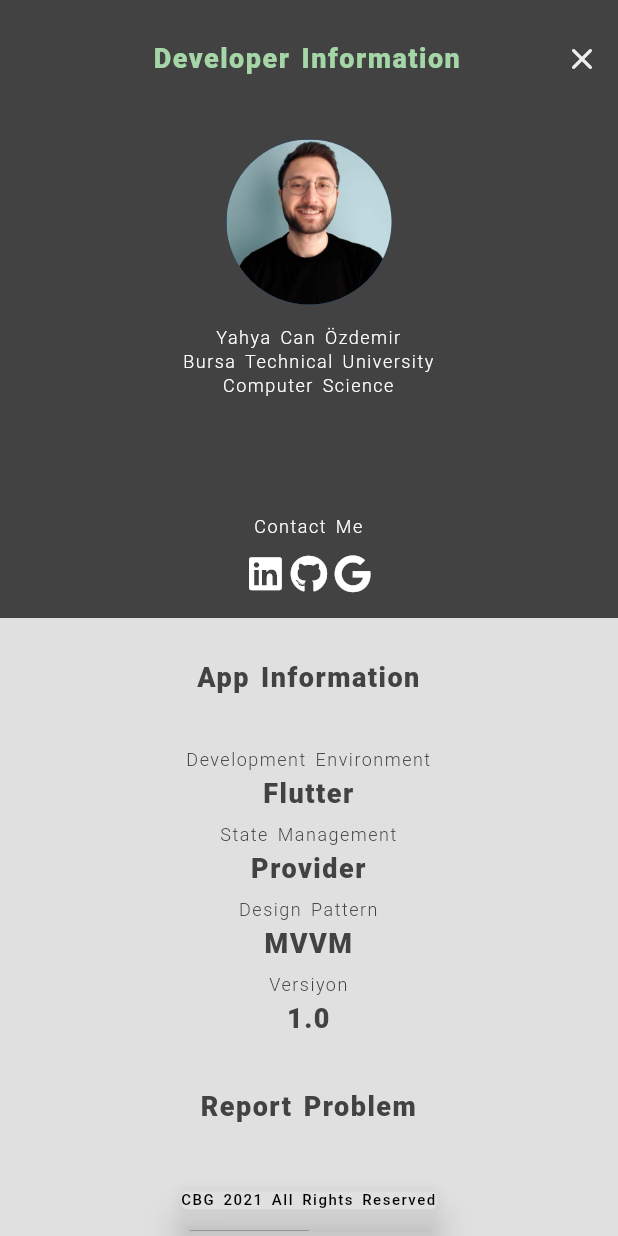
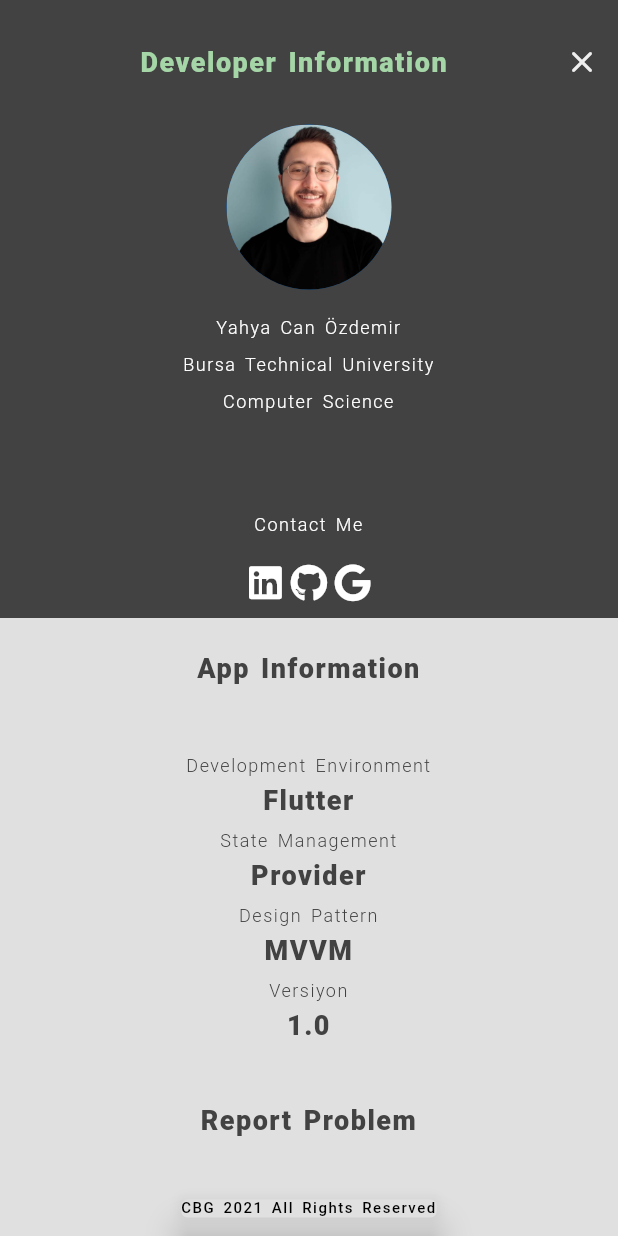
Before and after one commit to yahyacanozdemir/RecipesCanBogazdanGelir, a Flutter app: the CustomDrawer widget shown alone on an empty page, opened directly, on a phone screen of 412 x 824 dp. Run offline on Flutter 3.47's test engine with Material 2 defaults, Android fonts, the phone set to English and light mode, and no system bars; our stand-ins replace animated_text_kit, cached_network_image, dio, font_awesome_flutter, shared_preferences; missing offline and left inert: button_animations, favorite_button; accounts and stored records are empty; network calls fail.

Commit message:
Update_custom_drawer

```diff
--- a/lib/widgets/drawer/custom_drawer.dart
+++ b/lib/widgets/drawer/custom_drawer.dart
@@ -6,24 +6,27 @@ import 'package:food_app_for_internship/constants/drawer/text_styles.dart';
 import 'package:url_launcher/url_launcher.dart';
 
 class CustomDrawer extends StatelessWidget {
-
   @override
   Widget build(BuildContext context) {
-    return Column(
+    return Container(
+      child: Column(
         children: [
           Container(
             height: MediaQuery.of(context).size.height / 2,
             color: Colors.grey.shade800,
             child: Column(
-            mainAxisAlignment: MainAxisAlignment.spaceAround,
+              mainAxisAlignment: MainAxisAlignment.spaceEvenly,
               children: [
+                SizedBox(
+                  width: MediaQuery.of(context).size.height / 5,
+                ),
                 Row(
                   mainAxisAlignment: MainAxisAlignment.spaceBetween,
                   children: [
                     SizedBox(
-                    width: 45,
+                      width: MediaQuery.of(context).size.width / 15,
                     ),
-                  buildPartTitle(true, "Developer Information",0),
+                    buildPartTitle(true, "Developer Information", 0),
                     IconButton(
                       icon: Icon(
                         Icons.close_rounded,
@@ -33,28 +36,26 @@ class CustomDrawer extends StatelessWidget {
                     ),
                   ],
                 ),
-              Column(
-                mainAxisAlignment: MainAxisAlignment.center,
-                children: [
+                SizedBox(
+                  width: MediaQuery.of(context).size.height / 2,
+                ),
                 CircleAvatar(
                   backgroundImage: AssetImage("assets/images/pp_ls.jpg"),
                   radius: 55,
                 ),
-                  buildInfoTitle("Yahya Can Özdemir", Colors.white,15),
-                  buildInfoTitle("Bursa Technical University", Colors.white,2),
-                  buildInfoTitle("Computer Science", Colors.white,2)
-                ],
+                buildInfoTitle("Yahya Can Özdemir", Colors.white, 10),
+                buildInfoTitle("Bursa Technical University", Colors.white, 2),
+                buildInfoTitle("Computer Science", Colors.white, 2),
+                SizedBox(
+                  width: MediaQuery.of(context).size.height / 15,
                 ),
-              Column(
-                children: [
                 buildInfoTitle("Contact Me", Colors.white, 50),
                 SizedBox(
-                height: 10,
+                  width: MediaQuery.of(context).size.height / 15,
                 ),
                 Row(
                   mainAxisAlignment: MainAxisAlignment.center,
                   children: [
-
                     buildSocialMediaIcon(
                         FontAwesomeIcons.linkedin,
                         Color(0xFF49659F),
@@ -71,20 +72,16 @@ class CustomDrawer extends StatelessWidget {
                 ),
               ],
             ),
-            ],
-          ),
           ),
           Container(
             height: MediaQuery.of(context).size.height / 2,
             width: MediaQuery.of(context).size.width,
             color: Colors.grey.shade300,
             child: Column(
-            mainAxisAlignment: MainAxisAlignment.spaceEvenly,
+              mainAxisAlignment: MainAxisAlignment.spaceAround,
               children: [
-              buildPartTitle(false, "App Information",15),
-              Column(
-                children: [
-                  SizedBox(height: 15),
+                buildPartTitle(false, "App Information", 15),
+                SizedBox(height: MediaQuery.of(context).size.height/150,),
                 Card(
                     color: Colors.grey.shade300,
                     elevation: 0,
@@ -102,9 +99,7 @@ class CustomDrawer extends StatelessWidget {
                       ],
                     ),
                   ),
-                  SizedBox(height: 20),
-                ],
-              ),
+              SizedBox(height: MediaQuery.of(context).size.height/150),
               AnimatedButton(
                 onTap: () {
                   launch(mailToError.toString());
@@ -112,7 +107,7 @@ class CustomDrawer extends StatelessWidget {
                 type: PredefinedThemes.successOutline,
                 child: buildPartTitle(false, "Report Problem",0)
               ),
-              SizedBox(height: 15),
+              SizedBox(height: MediaQuery.of(context).size.height/150),
               Card(
                 elevation: 10,
                 color: Colors.grey.shade300,
@@ -131,10 +126,12 @@ class CustomDrawer extends StatelessWidget {
             ),
           ),
         ],
+      ),
     );
   }
 
-  Padding buildSocialMediaIcon(IconData type, Color color, String url, bool isMail) {
+  Padding buildSocialMediaIcon(
+      IconData type, Color color, String url, bool isMail) {
     return Padding(
       padding: const EdgeInsets.all(2),
       child: AnimatedButton(
@@ -161,11 +158,12 @@ class CustomDrawer extends StatelessWidget {
 
   Padding buildPartTitle(bool isGreen, String text, double topMargin) {
     return Padding(
-      padding: EdgeInsets.only(top :topMargin),
+      padding: EdgeInsets.only(top: topMargin),
       child: Text(
         text,
         style: isGreen
-            ? TextStyleConstants.instance.partTitleStyle.copyWith(color: Colors.green.shade200)
+            ? TextStyleConstants.instance.partTitleStyle
+                .copyWith(color: Colors.green.shade200)
             : TextStyleConstants.instance.partTitleStyle,
         textAlign: TextAlign.center,
       ),
@@ -177,7 +175,8 @@ class CustomDrawer extends StatelessWidget {
       padding: EdgeInsets.only(top: topMargin),
       child: Text(
         text,
-        style: TextStyleConstants.instance.appInfoTitleStyle.copyWith(color: color),
+        style: TextStyleConstants.instance.appInfoTitleStyle
+            .copyWith(color: color),
         textAlign: TextAlign.center,
       ),
     );
@@ -210,7 +209,6 @@ class CustomDrawer extends StatelessWidget {
   final Uri mailToError = Uri(
       scheme: 'mailto',
       path: 'yahyacanozdemir@gmail.com',
-      queryParameters: {
-        'subject': 'CBG\bApp\bHata\bÖneri\bBildirme'
-      });
+      queryParameters: {'subject': 'CBG\bApp\bHata\bÖneri\bBildirme'});
+
 }
```
Lines whose indentation alone changed are shown as unchanged.
